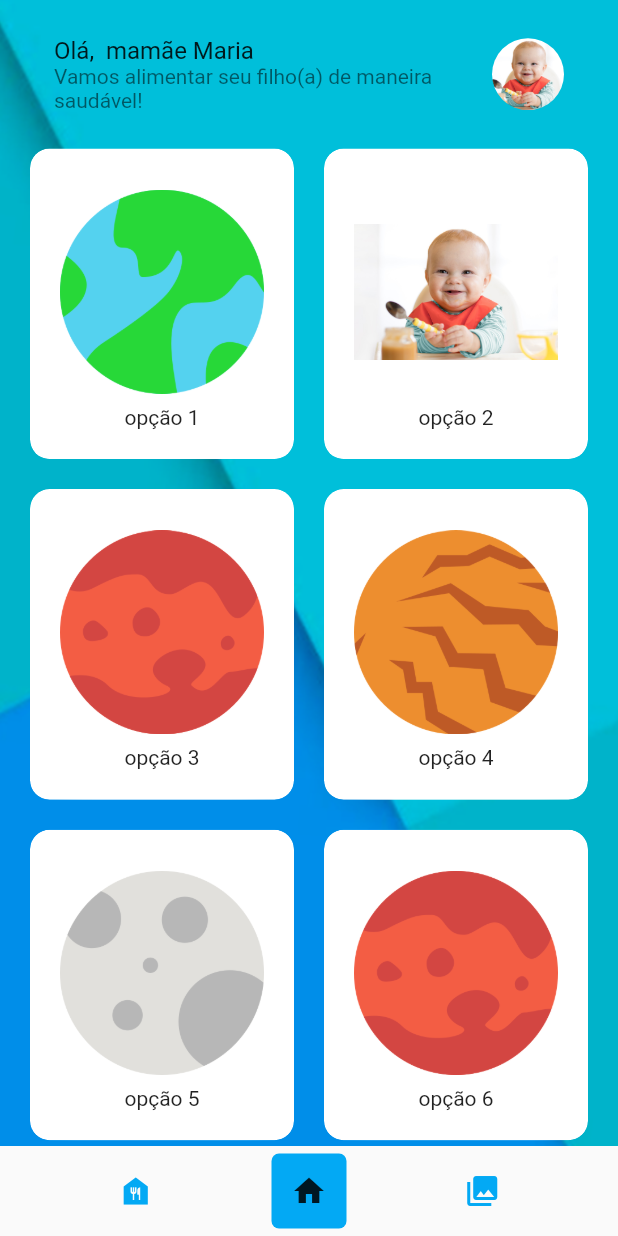
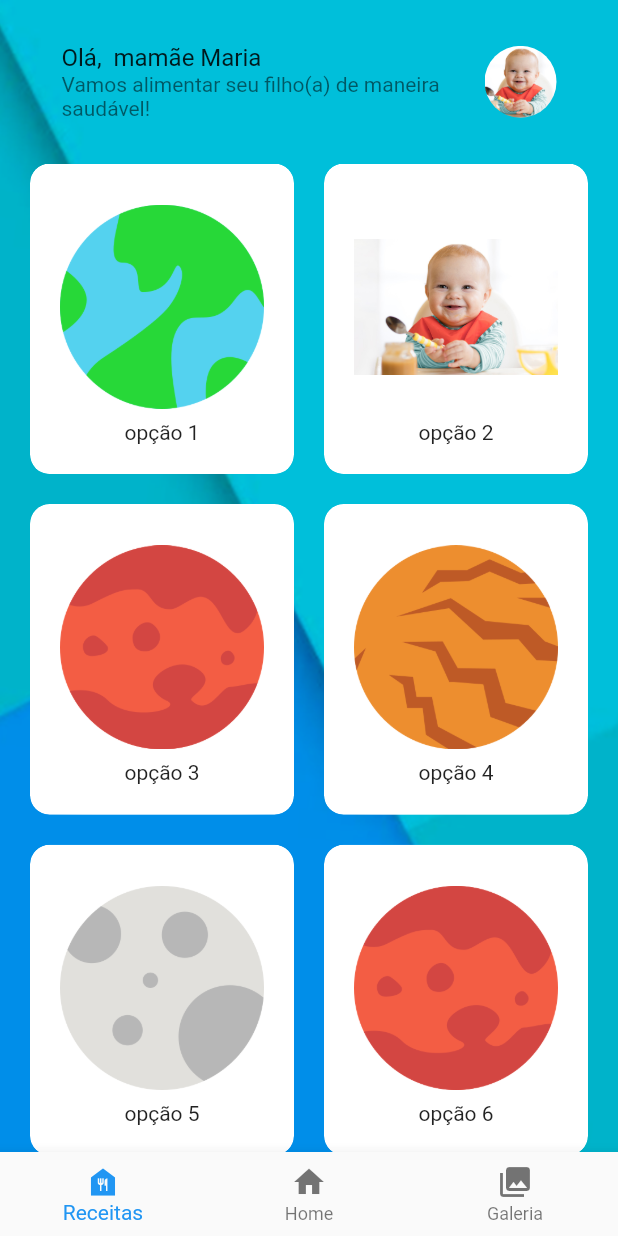
Before and after one commit to adhmattheus/projeto_tcc_bNutri, a Flutter app: the screen it shows after launch, on a phone screen of 412 x 824 dp. Run offline on Flutter 3.47's test engine with Material 2 defaults, Android fonts, the phone set to English and light mode, and no system bars.

Commit message:
iniciando a negacao entra as telas

```diff
--- a/lib/main.dart
+++ b/lib/main.dart
@@ -2,6 +2,7 @@
 
 import 'package:b_nutri/modules/card_page.dart';
 import 'package:b_nutri/modules/home/home_page.dart';
+import 'package:b_nutri/modules/info/info_page.dart';
 import 'package:b_nutri/modules/list/list_page.dart';
 import 'package:flutter/material.dart';
 
--- a/lib/modules/home/home_page.dart
+++ b/lib/modules/home/home_page.dart
@@ -1,5 +1,6 @@
 // ignore_for_file: unnecessary_const, prefer_const_constructors, sized_box_for_whitespace
 import 'package:b_nutri/modules/home/optionmenu.dart';
+import 'package:b_nutri/modules/list/list_page.dart';
 import 'package:flutter/material.dart';
 
 class HomePage extends StatefulWidget {
@@ -24,7 +25,7 @@ class _HomePageState extends State<HomePage> {
         child: Column(
           children: [
             Padding(
-              padding: const EdgeInsets.all(20.0),
+              padding: const EdgeInsets.all(25.0),
               child: Container(
                 child: ListTile(
                   title: Text.rich(
@@ -58,10 +59,16 @@ class _HomePageState extends State<HomePage> {
                 crossAxisSpacing: 20,
                 mainAxisSpacing: 20,
                 children: <Widget>[
-                  Option(
+                  InkWell(
+                    onTap: () {
+                      Navigator.push(context,
+                          MaterialPageRoute(builder: (context) => ListPage()));
+                    },
+                    child: Option(
                       nomeOption: "opção 1 ",
                       imgOption: ('assets/imgs/earth.png'),
                       press: () {},
+                    ),
                   ),
                   Option(
                     nomeOption: "opção 2 ",
@@ -94,53 +101,22 @@ class _HomePageState extends State<HomePage> {
           ],
         ),
       ),
-      bottomNavigationBar: Container(
-        height: 60,
-        child: Row(
-          mainAxisAlignment: MainAxisAlignment.spaceEvenly,
-          children: [
-            IconButton(
-                onPressed: () {},
-                icon: Icon(
-                  Icons.food_bank,
-                  color: Colors.lightBlue,
-                )),
-            Container(
-              width: 50,
-              height: 50,
-              decoration: BoxDecoration(
-                  color: Colors.lightBlue,
-                  borderRadius: BorderRadius.circular(5)),
-              child: Icon(
-                Icons.home,
+      bottomNavigationBar: BottomNavigationBar(
+        items: const <BottomNavigationBarItem>[
+          BottomNavigationBarItem(
+            icon: Icon(Icons.food_bank),
+            label: 'Receitas',
           ),
+          BottomNavigationBarItem(
+            icon: Icon(Icons.home),
+            label: 'Home',
           ),
-            IconButton(
-                onPressed: () {},
-                icon: Icon(
-                  Icons.photo_library,
-                  color: Colors.lightBlue,
-                )),
+          BottomNavigationBarItem(
+            icon: Icon(Icons.photo_library),
+            label: 'Galeria',
+          ),
         ],
-        ),
       ),
     );
   }
 }
-
-
-// Expanded(
-//             child: GridView.count(
-//               padding: EdgeInsets.symmetric(horizontal: 20),
-//               crossAxisCount: 2,
-//               childAspectRatio: .85,
-//               crossAxisSpacing: 20,
-//               mainAxisSpacing: 20,
-//               children: <Widget>[
-//                 Option(
-//                   nomeOption: "opção 1 ",
-//                   imgOption: ('assets/imgs/baby.jpg'),
-//                 ),
-//               ],
-//             ),
-//           ),
--- a/lib/modules/home/optionmenu.dart
+++ b/lib/modules/home/optionmenu.dart
@@ -5,7 +5,11 @@ class Option extends StatelessWidget {
   final String imgOption;
   final Function press;
 
-  const Option({Key? key, required this.nomeOption, required this.imgOption, required this.press})
+  const Option(
+      {Key? key,
+      required this.nomeOption,
+      required this.imgOption,
+      required this.press})
       : super(key: key);
 
   @override
@@ -28,8 +32,6 @@ class Option extends StatelessWidget {
         ),
         child: Material(
           color: Colors.transparent,
-          child: InkWell(
-            onTap: () {},
           child: Padding(
             padding: const EdgeInsets.all(20.0),
             child: Column(
@@ -46,7 +48,6 @@ class Option extends StatelessWidget {
           ),
         ),
       ),
-      ),
     );
   }
 }
```
Also changed, not shown: lib/modules/info/info_page.dart (added, +30 -0 lines), lib/modules/list/list_page.dart (+9 -2 lines), lib/listas.dart (added), lib/modules/home/fotos.dart (added), lib/modules/home/receitas.dart (added). Lines whose indentation alone changed are shown as unchanged.
